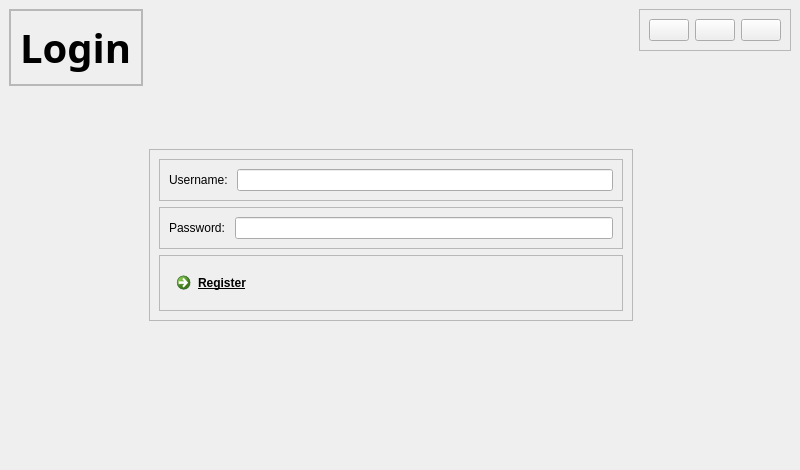
First picture: the form in UIPrototype/prototypeDevelopment1/ui_login_page.ui, repository bnetting/UoN_2022-23_Group_Project, before the edit.
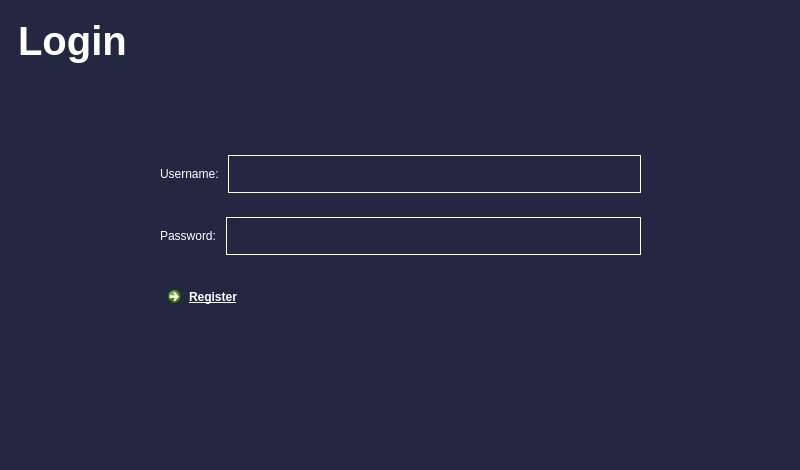
Second picture: the form after the edit. Icons and pictures are not drawn.

Commit message: Added styles comp2002/2022-2023/team31_project#6

What changed in the file:
```diff
--- a/UIPrototype/prototypeDevelopment1/ui_login_page.ui
+++ b/UIPrototype/prototypeDevelopment1/ui_login_page.ui
@@ -13,7 +13,13 @@
   <property name="windowTitle">
    <string>MainWindow</string>
   </property>
+  <property name="styleSheet">
+   <string notr="true">border: none;</string>
+  </property>
   <widget class="QWidget" name="centralwidget">
+   <property name="styleSheet">
+    <string notr="true">background-color: #232742;</string>
+   </property>
    <layout class="QHBoxLayout" name="horizontalLayout">
     <item alignment="Qt::AlignTop">
      <widget class="QFrame" name="frame">
@@ -52,11 +58,13 @@
            <widget class="QLabel" name="label">
             <property name="font">
              <font>
-              <family>Yu Gothic</family>
               <pointsize>30</pointsize>
               <bold>true</bold>
              </font>
             </property>
+            <property name="styleSheet">
+             <string notr="true">color: white;</string>
+            </property>
             <property name="text">
              <string>Login</string>
             </property>
@@ -91,6 +99,12 @@
          <layout class="QGridLayout" name="gridLayout">
           <item row="1" column="1">
            <widget class="QLineEdit" name="lineEdit_2">
+            <property name="styleSheet">
+             <string notr="true">color: white;
+border-radius: 20px;
+padding: 10px;
+border: 1px solid white;</string>
+            </property>
             <property name="placeholderText">
              <string comment="Username" extracomment="Username:"/>
             </property>
@@ -101,6 +115,9 @@
           </item>
           <item row="1" column="0">
            <widget class="QLabel" name="label_2">
+            <property name="styleSheet">
+             <string notr="true">color: white;</string>
+            </property>
             <property name="text">
              <string>Username: </string>
             </property>
@@ -120,6 +137,12 @@
          <layout class="QGridLayout" name="gridLayout_2">
           <item row="1" column="1">
            <widget class="QLineEdit" name="lineEdit">
+            <property name="styleSheet">
+             <string notr="true">color: white;
+border-radius: 20px;
+padding: 10px;
+border: 1px solid white;</string>
+            </property>
             <property name="placeholderText">
              <string comment="Password:" extracomment="Password:"/>
             </property>
@@ -130,6 +153,9 @@
           </item>
           <item row="1" column="0">
            <widget class="QLabel" name="label_3">
+            <property name="styleSheet">
+             <string notr="true">color: white;</string>
+            </property>
             <property name="text">
              <string>Password: </string>
             </property>
@@ -157,7 +183,6 @@
             </property>
             <property name="font">
              <font>
-              <family>Segoe UI</family>
               <bold>true</bold>
               <underline>true</underline>
              </font>
@@ -165,6 +190,9 @@
             <property name="layoutDirection">
              <enum>Qt::LeftToRight</enum>
             </property>
+            <property name="styleSheet">
+             <string notr="true">color: white;</string>
+            </property>
             <property name="text">
              <string>Register</string>
             </property>
```
The commit also changes 4 other files.
